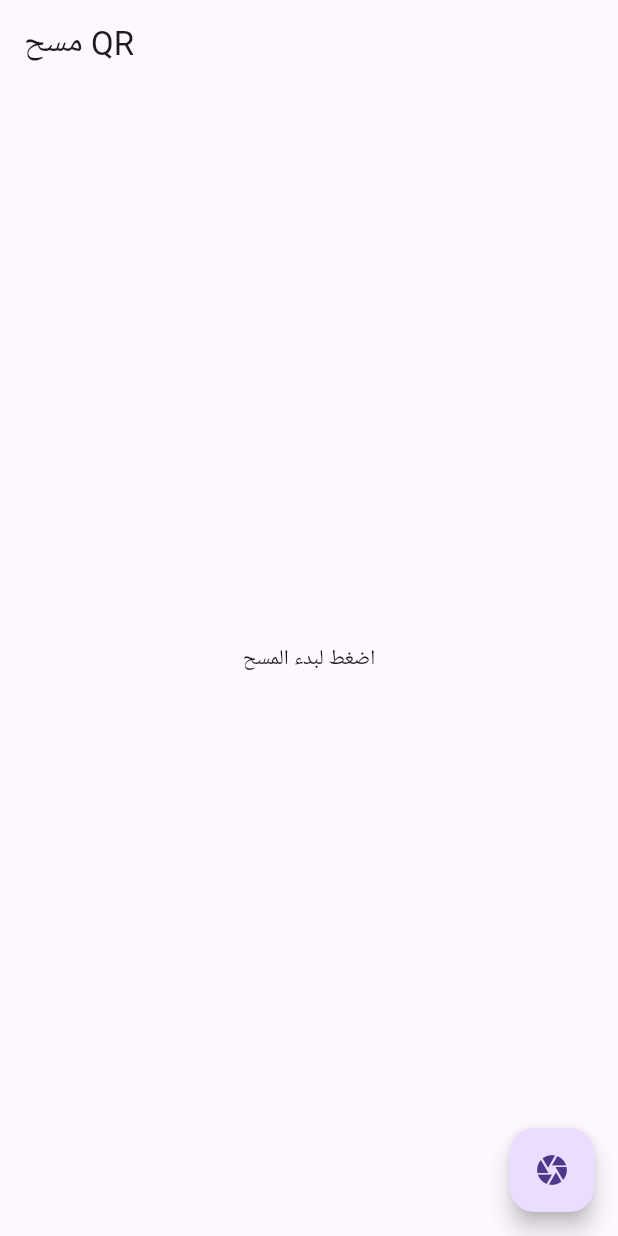
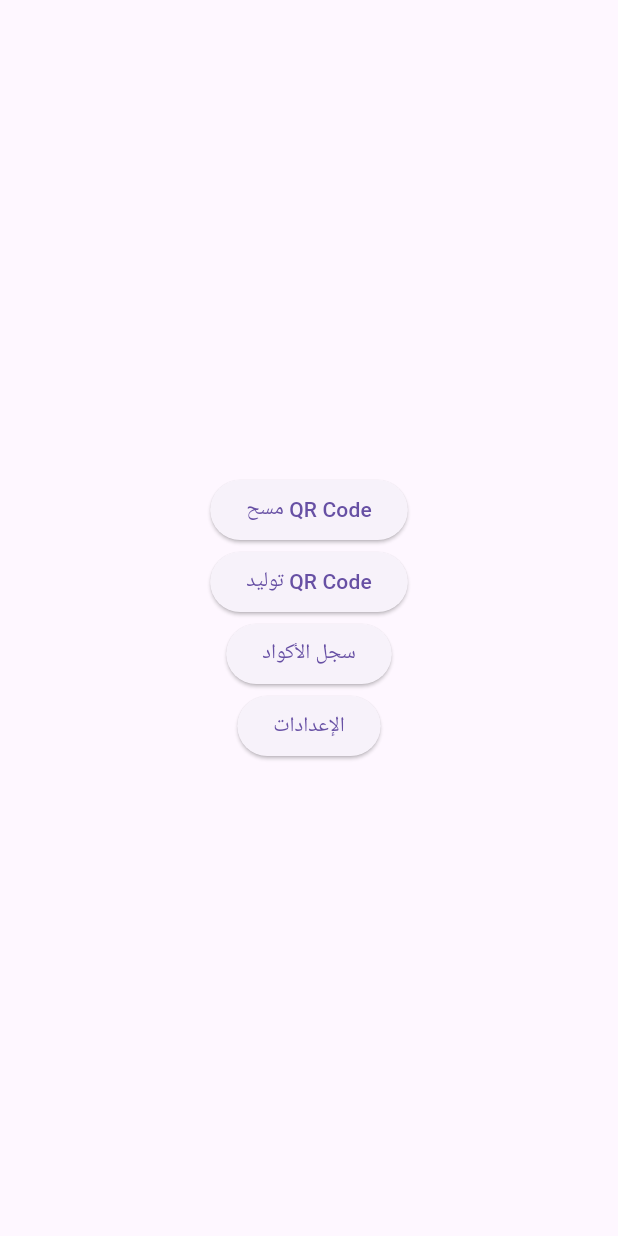
Before and after one commit to mohamed-emad-c4/qr-code-app, a Flutter app: the screen it shows after launch, on a phone screen of 412 x 824 dp. Run offline on Flutter 3.47's test engine with Material 3 defaults, Android fonts, the phone set to English and light mode, and no system bars; our stand-ins replace flutter_bloc, gallery_saver, qr_flutter, share_plus.

Commit message:
improne genration qr code

```diff
--- a/lib/main.dart
+++ b/lib/main.dart
@@ -1,24 +1,95 @@
 import 'package:flutter/material.dart';
 import 'package:flutter_bloc/flutter_bloc.dart';
 
+import 'domain/usecases/fetch_history_usecase.dart';
+import 'domain/usecases/generate_qr_code_usecase.dart';
 import 'domain/usecases/scan_qr_code_usecase.dart';
+import 'presentation/cubits/generate_cubit.dart';
+import 'presentation/cubits/history_cubit.dart';
 import 'presentation/cubits/scan_cubit.dart';
-import 'presentation/cubits/screens/scan_screen.dart';
-
+import 'presentation/screens/generate_screen.dart';
+import 'presentation/screens/history_screen.dart';
+import 'presentation/screens/scan_screen.dart';
+import 'presentation/screens/settings_screen.dart';
 
 void main() {
+  WidgetsFlutterBinding.ensureInitialized();
   runApp(MyApp());
 }
 
 class MyApp extends StatelessWidget {
   @override
   Widget build(BuildContext context) {
-    return MaterialApp(
-      title: 'QR App',
-      home: BlocProvider(
-        create: (context) => ScanCubit(ScanQRCodeUseCase()),
-        child: ScanScreen(),
+    return MultiBlocProvider(
+      providers: [
+        BlocProvider(
+          create: (context) => ScanCubit(ScanQRCodeUseCase()),
+        ),
+        BlocProvider(
+          create: (context) => HistoryCubit(FetchHistoryUseCase()),
+        ),
+        BlocProvider(
+          create: (context) => GenerateCubit(GenerateQRCodeUseCase()),
+        ),
+      ],
+      child: MaterialApp(
+        title: 'QR App',
+        theme: ThemeData(
+          primarySwatch: Colors.blue,
+        ),
+        home: HomeScreen(),
       ),
     );
   }
 }
+
+class HomeScreen extends StatelessWidget {
+  @override
+  Widget build(BuildContext context) {
+    return Scaffold(
+      body: Center(
+        child: Column(
+          mainAxisAlignment: MainAxisAlignment.center,
+          children: [
+            ElevatedButton(
+              onPressed: () {
+                Navigator.push(
+                  context,
+                  MaterialPageRoute(builder: (context) => ScanScreen()),
+                );
+              },
+              child: Text("مسح QR Code"),
+            ),
+            ElevatedButton(
+              onPressed: () {
+                Navigator.push(
+                  context,
+                  MaterialPageRoute(builder: (context) => GenerateScreen()),
+                );
+              },
+              child: Text("توليد QR Code"),
+            ),
+            ElevatedButton(
+              onPressed: () {
+                Navigator.push(
+                  context,
+                  MaterialPageRoute(builder: (context) => HistoryScreen()),
+                );
+              },
+              child: Text("سجل الأكواد"),
+            ),
+            ElevatedButton(
+              onPressed: () {
+                Navigator.push(
+                  context,
+                  MaterialPageRoute(builder: (context) => SettingsScreen()),
+                );
+              },
+              child: Text("الإعدادات"),
+            ),
+          ],
+        ),
+      ),
+    );
+  }
+}
--- /dev/null
+++ b/lib/presentation/cubits/generate_cubit.dart
@@ -0,0 +1,22 @@
+import 'package:flutter_bloc/flutter_bloc.dart';
+
+import '../../domain/entities/qr_code.dart';
+import '../../domain/usecases/generate_qr_code_usecase.dart';
+
+part 'generate_state.dart';
+
+class GenerateCubit extends Cubit<GenerateState> {
+  final GenerateQRCodeUseCase generateUseCase;
+
+  GenerateCubit(this.generateUseCase) : super(GenerateInitial());
+
+  Future<void> generateQRCode(String input) async {
+    try {
+      emit(GenerateLoading());
+      final qrCode = await generateUseCase.execute(input);
+      emit(GenerateSuccess(qrCode));
+    } catch (error) {
+      emit(GenerateError("فشل في توليد الكود"));
+    }
+  }
+}
--- /dev/null
+++ b/lib/presentation/cubits/generate_state.dart
@@ -0,0 +1,19 @@
+part of 'generate_cubit.dart';
+
+abstract class GenerateState {}
+
+class GenerateInitial extends GenerateState {}
+
+class GenerateLoading extends GenerateState {}
+
+class GenerateSuccess extends GenerateState {
+  final QRCode qrCode;
+
+  GenerateSuccess(this.qrCode);
+}
+
+class GenerateError extends GenerateState {
+  final String message;
+
+  GenerateError(this.message);
+}
--- /dev/null
+++ b/lib/presentation/cubits/history_cubit.dart
@@ -0,0 +1,21 @@
+import 'package:flutter_bloc/flutter_bloc.dart';
+import '../../domain/entities/qr_code.dart';
+import '../../domain/usecases/fetch_history_usecase.dart';
+
+part 'history_state.dart';
+
+class HistoryCubit extends Cubit<HistoryState> {
+  final FetchHistoryUseCase fetchHistoryUseCase;
+
+  HistoryCubit(this.fetchHistoryUseCase) : super(HistoryInitial());
+
+  Future<void> fetchHistory() async {
+    try {
+      emit(HistoryLoading());
+      final history = await fetchHistoryUseCase.execute();
+      emit(HistorySuccess(history));
+    } catch (error) {
+      emit(HistoryError("فشل في تحميل السجل"));
+    }
+  }
+}
--- /dev/null
+++ b/lib/presentation/cubits/history_state.dart
@@ -0,0 +1,19 @@
+part of 'history_cubit.dart';
+
+abstract class HistoryState {}
+
+class HistoryInitial extends HistoryState {}
+
+class HistoryLoading extends HistoryState {}
+
+class HistorySuccess extends HistoryState {
+  final List<QRCode> history;
+
+  HistorySuccess(this.history);
+}
+
+class HistoryError extends HistoryState {
+  final String message;
+
+  HistoryError(this.message);
+}
--- a/lib/presentation/cubits/screens/scan_screen.dart
+++ b/lib/presentation/screens/scan_screen.dart
@@ -1,7 +1,7 @@
 import 'package:flutter/material.dart';
 import 'package:flutter_bloc/flutter_bloc.dart';
 
-import '../scan_cubit.dart';
+import '../cubits/scan_cubit.dart';
 
 class ScanScreen extends StatelessWidget {
   @override
```
Also changed, not shown: lib/presentation/screens/generate_screen.dart (added, +212 -0 lines), lib/presentation/screens/history_screen.dart (added, +39 -0 lines), lib/presentation/screens/settings_screen.dart (added, +33 -0 lines), pubspec.yaml (+9 -3 lines), assets/image.png (added), pubspec.lock, 29 other files.
